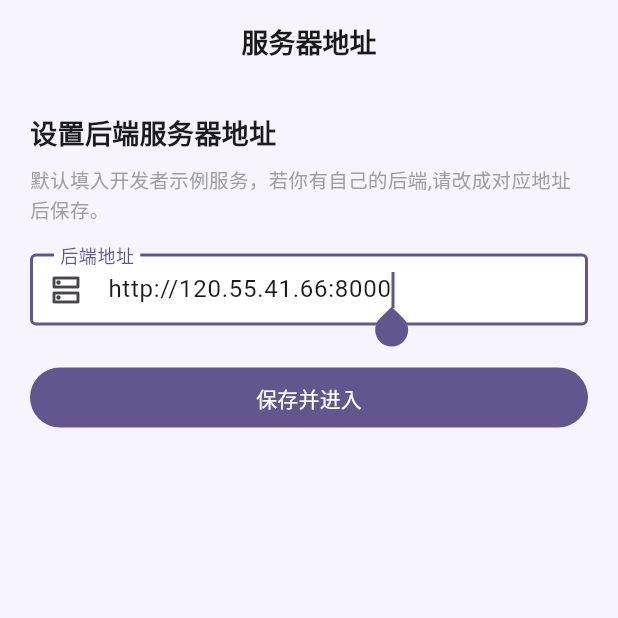
After one commit to lcssdwl/yin, a Flutter app: the screen it shows after launch, on a phone screen of 412 x 824 dp, the top half of it. The commit adds this screen. Run offline on Flutter 3.47's test engine with Material 3 defaults, Android fonts, the phone set to English and light mode, and no system bars; our stand-ins replace audio_service, cached_network_image, dio, flutter_slidable, hive_flutter, just_audio and 4 more; missing offline and left inert: cryptography; accounts and stored records are empty; statements that could not run were skipped.

Commit message:
后端地址改为运行时可配置,首次启动引导设置(默认开发者示例服务),我的设置可再改;移除url.txt

```diff
--- a/flutter_app/assets/url.txt
+++ /dev/null
@@ -1 +0,0 @@
-http://120.55.41.66:8000
--- a/flutter_app/lib/config/api_config.dart
+++ b/flutter_app/lib/config/api_config.dart
@@ -1,98 +1,44 @@
-import 'dart:io';
-
-import 'package:flutter/services.dart';
+import '../core/storage/storage_service.dart';
 
 /// 后端接口配置
 ///
-/// # baseUrl 怎么改(按平台,从 url.txt 读取,见 [ApiConfig.loadBaseUrl])
+/// # baseUrl 怎么改
 ///
-/// 优先级(高 → 低):
-///   1. 平台 url.txt(Android/iOS 资源 / Windows 本地文件)—— 服务器地址的唯一权威来源
-///   2. 编译期 dart-define 覆盖(仅当 url.txt 缺失/为空时兜底,主要用于 CI)
-///   3. 兜底默认地址 [_defaultBaseUrl]
+/// 地址完全可运行时配置,不再依赖 url.txt 文件:
+///  - 首次启动会进入「设置服务器地址」页引导填写(默认填开发者示例地址)
+///  - 「我的设置 → 服务器地址」可随时再次修改
 ///
-/// ───────────────────────────────────────────────────────────
-/// 【Android】打包固化,改的是资源文件,需要重新编译 APK
-///   位置: flutter_app/assets/url.txt
-///   步骤: 编辑该文件 → flutter build apk(或 flutter run)
-///   说明: 内容会打进 APK 的 assets,装到手机后不可再改,换地址必须重编。
-/// ───────────────────────────────────────────────────────────
-/// 【Windows】放外面,改的是 exe 同目录的文件,**不用重编**
-///   位置(二选一,等价):
-///     - 开发构建: build\windows\x64\runner\Release\url.txt
-///     - 发布目录: 云韵音乐-vX.X.X-win64\url.txt(和 music_app.exe 放一起)
-///   步骤: 用记事本打开 url.txt,改完保存,重启 App 即生效。
-///   说明: 外网隧道(devtunnel / cloudflared 等)换地址时,直接改这个文件最省事。
-/// ───────────────────────────────────────────────────────────
-/// 【开发联调】临时指定,优先级最高,会跳过上面的 url.txt
-///   flutter run --dart-define=API_BASE_URL=https://xxxx.devtunnels.ms
-///   flutter build apk --dart-define=API_BASE_URL=https://xxxx.devtunnels.ms
-/// ───────────────────────────────────────────────────────────
-/// 【url.txt 文件格式】
-///   - 只有一行: 纯后端地址,例如 http://192.168.1.10:8000 或 https://xxx.devtunnels.ms
-///   - 不要写注释、不要加引号、前后空格会被自动 trim 掉
-///   - 文件缺失 / 内容为空 / 读取失败 → 自动退回 [_defaultBaseUrl]
-/// ───────────────────────────────────────────────────────────
+/// 取值规则:有本地保存的地址就用它,否则用开发者示例地址 [developerExampleUrl]。
 class ApiConfig {
   ApiConfig._();
 
-  /// 编译期 dart-define 覆盖(优先级最高,开发期联调用)
-  static const String _envBaseUrl =
-      String.fromEnvironment('API_BASE_URL', defaultValue: '');
-
-  /// 兜底默认后端地址(局域网 / 本机)
-  static const String _defaultBaseUrl = 'http://10.126.126.10:8000';
+  /// 开发者示例后端地址(首次启动默认填入,可在「我的设置」里修改)
+  static const String developerExampleUrl = 'http://120.55.41.66:8000';
 
   /// 运行时实际生效的后端地址,由 [loadBaseUrl] 在启动时填充。
-  /// 不再是编译期常量:Android 读 assets/url.txt,Windows 读本地 url.txt。
-  static String baseUrl = _defaultBaseUrl;
+  static String baseUrl = developerExampleUrl;
 
   static const String apiPrefix = '/api/v1';
 
-  /// 启动时按平台加载后端地址,**必须在 DioClient.init() 之前调用**。
-  ///
-  ///  - Android / iOS: 读 assets/url.txt(已用 pubspec 的 assets 注册,打包固化)
-  ///  - Windows: 读 exe 同目录的 url.txt,方便外网隧道换地址时直接改文件、无需重打包
-  ///  - 其它平台 / 文件缺失 / 读取异常 → 退回 _defaultBaseUrl
+  /// 启动时加载后端地址,**必须在 DioClient.init() 之前调用**。
   static Future<void> loadBaseUrl() async {
-    // 1) 平台 url.txt 为最高优先级:服务器地址一律由它决定
-    String? fromFile;
-    if (Platform.isAndroid || Platform.isIOS) {
-      try {
-        fromFile = (await rootBundle.loadString('assets/url.txt')).trim();
-      } catch (e) {
-        print('[api] 读取 assets/url.txt 失败: $e');
-      }
-    } else if (Platform.isWindows) {
-      try {
-        final dir = File(Platform.resolvedExecutable).parent.path;
-        final file = File('$dir${Platform.pathSeparator}url.txt');
-        if (await file.exists()) {
-          fromFile = (await file.readAsString()).trim();
-        } else {
-          print('[api] 未找到 url.txt(将尝试 dart-define/默认值): $dir');
-        }
-      } catch (e) {
-        print('[api] 读取本地 url.txt 失败: $e');
-      }
-    }
-
-    if (fromFile != null && fromFile.isNotEmpty) {
-      baseUrl = fromFile;
-      print('[api] baseUrl 来自 url.txt: $baseUrl');
+    // 本地持久化地址(用户在「设置地址」页填写)优先
+    final saved = StorageService.baseUrl;
+    if (saved != null && saved.isNotEmpty) {
+      baseUrl = saved;
+      print('[api] baseUrl 来自本地存储: $baseUrl');
       return;
     }
 
-    // 2) 兜底:编译期 dart-define(仅当 url.txt 缺失/为空时用,主要用于 CI / 临时联调)
-    if (_envBaseUrl.isNotEmpty) {
-      baseUrl = _envBaseUrl;
-      print('[api] baseUrl 来自 dart-define: $baseUrl');
-      return;
-    }
+    // 兜底:开发者示例地址
+    baseUrl = developerExampleUrl;
+    print('[api] baseUrl 使用示例地址: $baseUrl');
+  }
 
-    // 3) 最终兜底:默认地址
-    baseUrl = _defaultBaseUrl;
-    print('[api] baseUrl 使用默认值: $baseUrl');
+  /// 是否已由用户配置过后端地址(用于首次启动引导判断)
+  static bool get isConfigured {
+    final saved = StorageService.baseUrl;
+    return saved != null && saved.isNotEmpty;
   }
 
   static const Duration connectTimeout = Duration(seconds: 15);
--- a/flutter_app/lib/config/constants.dart
+++ b/flutter_app/lib/config/constants.dart
@@ -15,6 +15,9 @@ class AppConstants {
   static const String keyDeviceId = 'device_id';
   static const String keyThemeMode = 'theme_mode';
   static const String keyQuality = 'play_quality';
+
+  /// 用户配置的后端服务器地址(可运行时修改,首次启动引导填写)
+  static const String keyBaseUrl = 'base_url';
 
   /// 音效预设 id('off' = 原声/关闭)
   static const String keyAudioEffect = 'audio_effect';
--- a/flutter_app/lib/core/storage/storage_service.dart
+++ b/flutter_app/lib/core/storage/storage_service.dart
@@ -74,6 +74,15 @@ class StorageService {
   }
 
   static bool get isLoggedIn => (token ?? '').isNotEmpty;
+
+  // ==================== 后端服务器地址(可运行时修改) ====================
+
+  /// 用户配置的后端地址;未配置过返回 null(用于首次启动引导判断)
+  static String? get baseUrl =>
+      _settings.get(AppConstants.keyBaseUrl) as String?;
+
+  static Future<void> setBaseUrl(String url) =>
+      _settings.put(AppConstants.keyBaseUrl, url);
 
   // ==================== 主题 / 音质 ====================
 
--- a/flutter_app/lib/main.dart
+++ b/flutter_app/lib/main.dart
@@ -43,7 +43,7 @@ Future<void> main() async {
     print('BOOT: storage failed');
   }
 
-  // 网络层:先按平台加载后端地址(url.txt),再初始化 dio
+  // 网络层:先加载后端地址(本地存储 / dart-define,首次启动走引导页),再初始化 dio
   await ApiConfig.loadBaseUrl();
   DioClient.instance.init();
   print('BOOT: dio ok');
--- /dev/null
+++ b/flutter_app/lib/pages/setup/setup_address_page.dart
@@ -0,0 +1,99 @@
+import 'package:flutter/material.dart';
+
+import '../../config/api_config.dart';
+import '../../core/network/dio_client.dart';
+import '../home/home_shell.dart';
+
+/// 首次启动 / 「我的设置」里设置后端服务器地址。
+/// 默认填入开发者示例地址,用户可改为自己的后端地址。
+class SetupAddressPage extends StatefulWidget {
+  /// fromSettings=true 表示从「我的设置」进入,保存后返回上一页;
+  /// 否则为首次启动引导,保存后进入首页。
+  final bool fromSettings;
+
+  const SetupAddressPage({super.key, this.fromSettings = false});
+
+  @override
+  State<SetupAddressPage> createState() => _SetupAddressPageState();
+}
+
+class _SetupAddressPageState extends State<SetupAddressPage> {
+  final _controller = TextEditingController();
+  String? _error;
+
+  @override
+  void initState() {
+    super.initState();
+    _controller.text = ApiConfig.baseUrl;
+  }
+
+  @override
+  void dispose() {
+    _controller.dispose();
+    super.dispose();
+  }
+
+  Future<void> _save() async {
+    final url = _controller.text.trim();
+    if (url.isEmpty) {
+      setState(() => _error = '地址不能为空');
+      return;
+    }
+    await DioClient.instance.setBaseUrl(url);
+    if (!mounted) return;
+
+    if (widget.fromSettings) {
+      Navigator.of(context).pop();
+    } else {
+      Navigator.of(context).pushReplacement(
+        MaterialPageRoute(builder: (_) => const HomeShell()),
+      );
+    }
+  }
+
+  @override
+  Widget build(BuildContext context) {
+    return Scaffold(
+      appBar: AppBar(title: const Text('服务器地址')),
+      body: Padding(
+        padding: const EdgeInsets.all(20),
+        child: Column(
+          crossAxisAlignment: CrossAxisAlignment.start,
+          children: [
+            Text(
+              widget.fromSettings ? '修改后端服务器地址' : '设置后端服务器地址',
+              style: const TextStyle(fontSize: 18, fontWeight: FontWeight.bold),
+            ),
+            const SizedBox(height: 8),
+            const Text(
+              '默认填入开发者示例服务，若你有自己的后端,'
+              '请改成对应地址后保存。',
+              style: TextStyle(fontSize: 13, color: Colors.grey),
+            ),
+            const SizedBox(height: 20),
+            TextField(
+              controller: _controller,
+              decoration: InputDecoration(
+                labelText: '后端地址',
+                hintText: 'http://ip:port',
+                errorText: _error,
+                border: const OutlineInputBorder(),
+                prefixIcon: const Icon(Icons.dns_outlined),
+              ),
+              keyboardType: TextInputType.url,
+              autofocus: !widget.fromSettings,
+            ),
+            const SizedBox(height: 24),
+            SizedBox(
+              width: double.infinity,
+              child: FilledButton(
+                onPressed: _save,
+                child: Text(widget.fromSettings ? '保存' : '保存并进入'),
+              ),
+            ),
+          ],
+        ),
+      ),
+    );
+  }
+}
--- a/flutter_app/pubspec.yaml
+++ b/flutter_app/pubspec.yaml
@@ -71,4 +71,3 @@ flutter:
   uses-material-design: true
 
   assets:
-    - assets/url.txt
```
Also changed, not shown: flutter_app/lib/core/network/dio_client.dart (+9 -0 lines), flutter_app/lib/pages/home/library_page.dart (+22 -0 lines), flutter_app/lib/pages/splash/splash_page.dart (+6 -1 lines).
